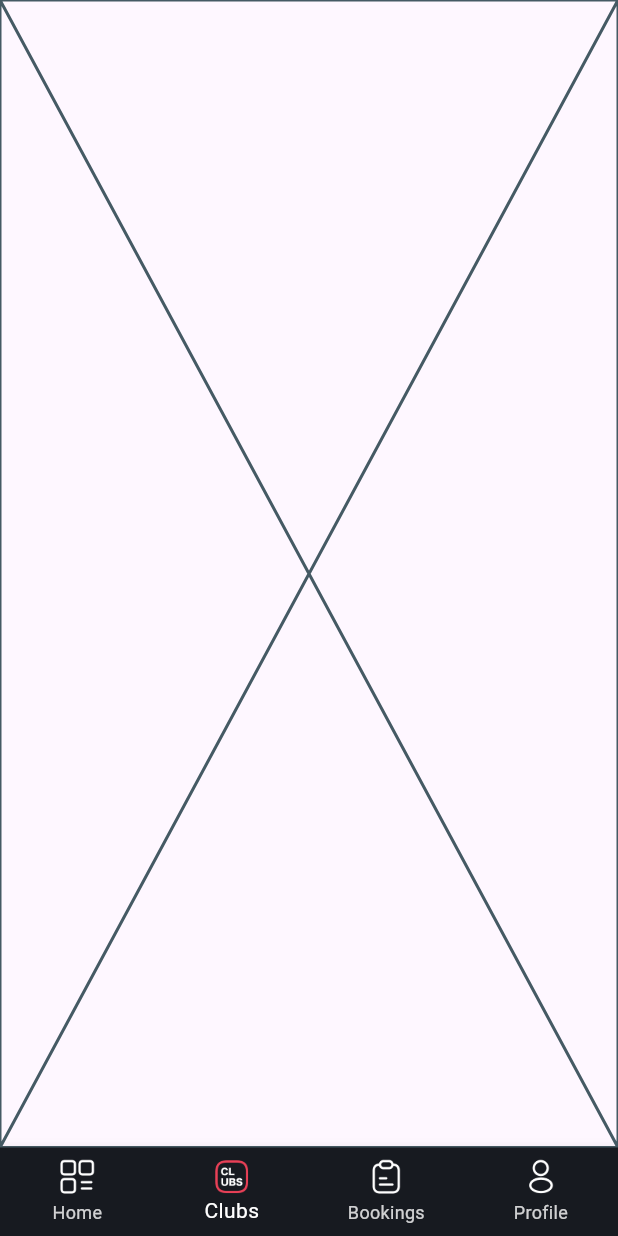
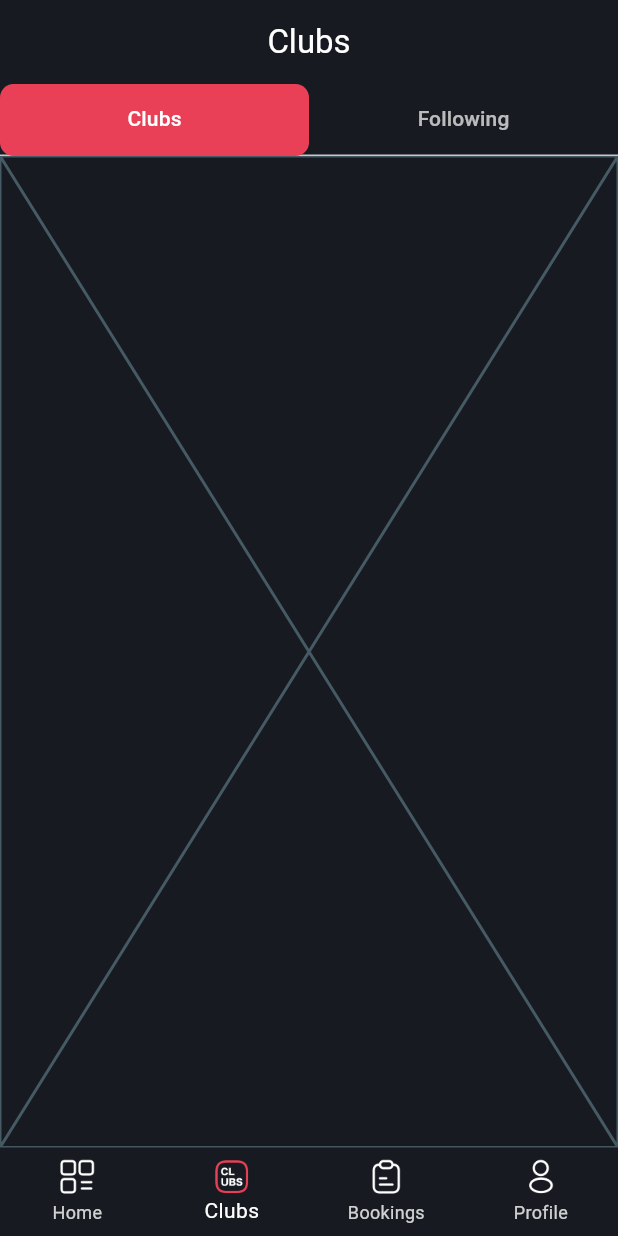
Before and after one commit to fwdAndroid/partymania_users, a Flutter app: the MainScreen screen opened directly, item 2 of the bottom bar chosen, on a phone screen of 412 x 824 dp. Run offline on Flutter 3.47's test engine with Material 2 defaults, Android fonts, the light colour scheme and no system bars.

Commit message:
Clubs Aassd

```diff
--- /dev/null
+++ b/lib/screens/clubtab/clubs.dart
@@ -0,0 +1,15 @@
+import 'package:flutter/material.dart';
+
+class Clubs extends StatefulWidget {
+  const Clubs({super.key});
+
+  @override
+  State<Clubs> createState() => _ClubsState();
+}
+
+class _ClubsState extends State<Clubs> {
+  @override
+  Widget build(BuildContext context) {
+    return const Placeholder();
+  }
+}
--- /dev/null
+++ b/lib/screens/clubtab/following.dart
@@ -0,0 +1,15 @@
+import 'package:flutter/material.dart';
+
+class Following extends StatefulWidget {
+  const Following({super.key});
+
+  @override
+  State<Following> createState() => _FollowingState();
+}
+
+class _FollowingState extends State<Following> {
+  @override
+  Widget build(BuildContext context) {
+    return const Placeholder();
+  }
+}
--- a/lib/screens/dashboardpages/club_page.dart
+++ b/lib/screens/dashboardpages/club_page.dart
@@ -1,4 +1,7 @@
 import 'package:flutter/material.dart';
+import 'package:partymania_users/screens/clubtab/clubs.dart';
+import 'package:partymania_users/screens/clubtab/following.dart';
+import 'package:partymania_users/utils/colors.dart';
 
 class ClubPage extends StatefulWidget {
   const ClubPage({super.key});
@@ -10,6 +13,41 @@ class ClubPage extends StatefulWidget {
 class _ClubPageState extends State<ClubPage> {
   @override
   Widget build(BuildContext context) {
-    return const Placeholder();
+    return DefaultTabController(
+      length: 2,
+      child: Scaffold(
+        backgroundColor: backgroundColor,
+        appBar: AppBar(
+          centerTitle: true,
+          backgroundColor: backgroundColor,
+          bottom: TabBar(
+            labelColor: textColor,
+            unselectedLabelColor: textColor.withOpacity(.7),
+            indicatorSize: TabBarIndicatorSize.tab,
+            indicator: BoxDecoration(
+                borderRadius: BorderRadius.circular(9), color: otpColor),
+            tabs: [
+              Tab(
+                text: "Clubs",
+              ),
+              Tab(
+                text: "Following",
+              ),
+            ],
+          ),
+          automaticallyImplyLeading: false,
+          title: Text(
+            'Clubs',
+            style: TextStyle(color: textColor),
+          ),
+        ),
+        body: TabBarView(
+          children: [
+            Clubs(),
+            Following(),
+          ],
+        ),
+      ),
+    );
   }
 }
```
